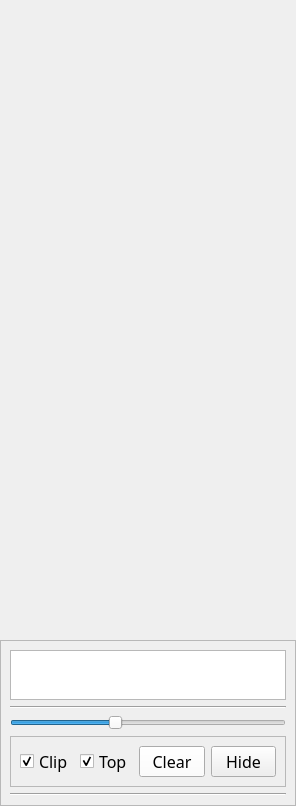
The window that forms/MainWindow.ui (Sanvenir/TranslatorWidget) describes before a commit, drawn with Qt 5.
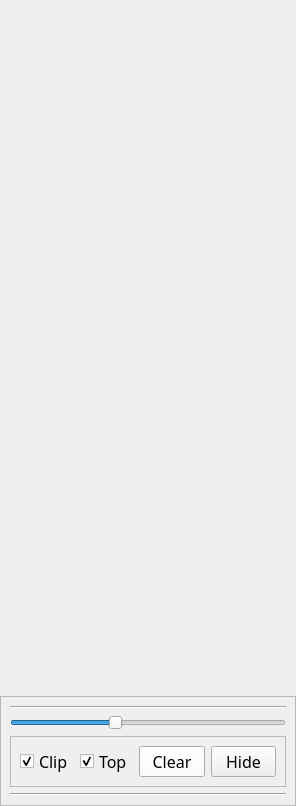
The same window after the commit.

What changed in the file:
```diff
--- a/forms/MainWindow.ui
+++ b/forms/MainWindow.ui
@@ -130,28 +130,6 @@
       <enum>QFrame::Raised</enum>
      </property>
      <layout class="QVBoxLayout" name="verticalLayout_2">
-      <item>
-       <widget class="QTextEdit" name="originEdit">
-        <property name="sizePolicy">
-         <sizepolicy hsizetype="Expanding" vsizetype="Preferred">
-          <horstretch>0</horstretch>
-          <verstretch>0</verstretch>
-         </sizepolicy>
-        </property>
-        <property name="maximumSize">
-         <size>
-          <width>16777215</width>
-          <height>50</height>
-         </size>
-        </property>
-        <property name="font">
-         <font>
-          <family>等线</family>
-          <pointsize>10</pointsize>
-         </font>
-        </property>
-       </widget>
-      </item>
       <item>
        <widget class="Line" name="line1">
         <property name="orientation">
```
Left out of the diff: 16 changed lines with no effect on the pictures.
